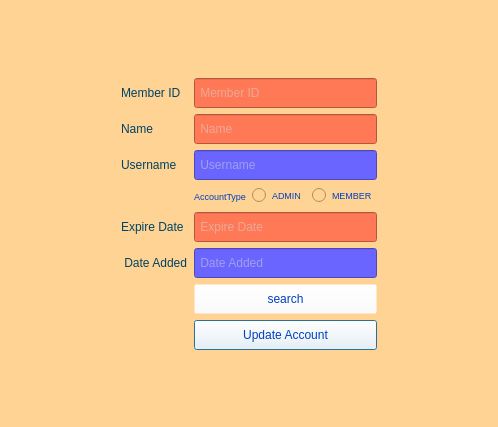
Nilsae/LibraryManagementSystem, file window_updateaccount.ui: the form before one commit.
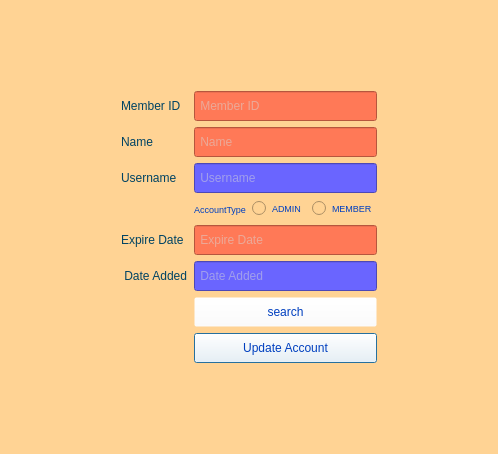
The form after the commit. Icons and pictures are not drawn.

```diff
--- a/window_updateaccount.ui
+++ b/window_updateaccount.ui
@@ -7,7 +7,7 @@
     <x>0</x>
     <y>0</y>
     <width>498</width>
-    <height>427</height>
+    <height>454</height>
    </rect>
   </property>
   <property name="windowTitle">
```
Left out of the diff: 2 changed lines with no effect on the pictures.
